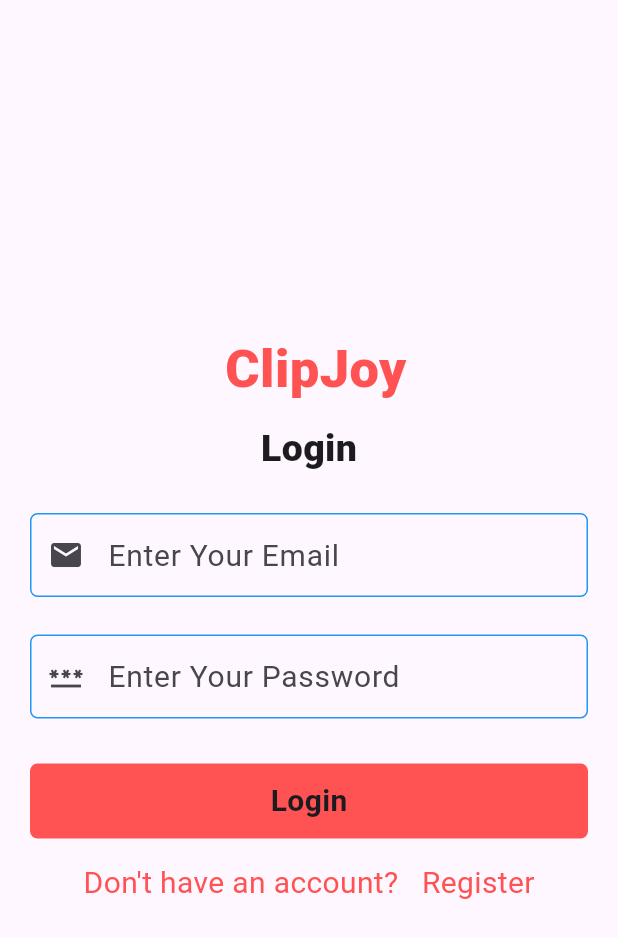
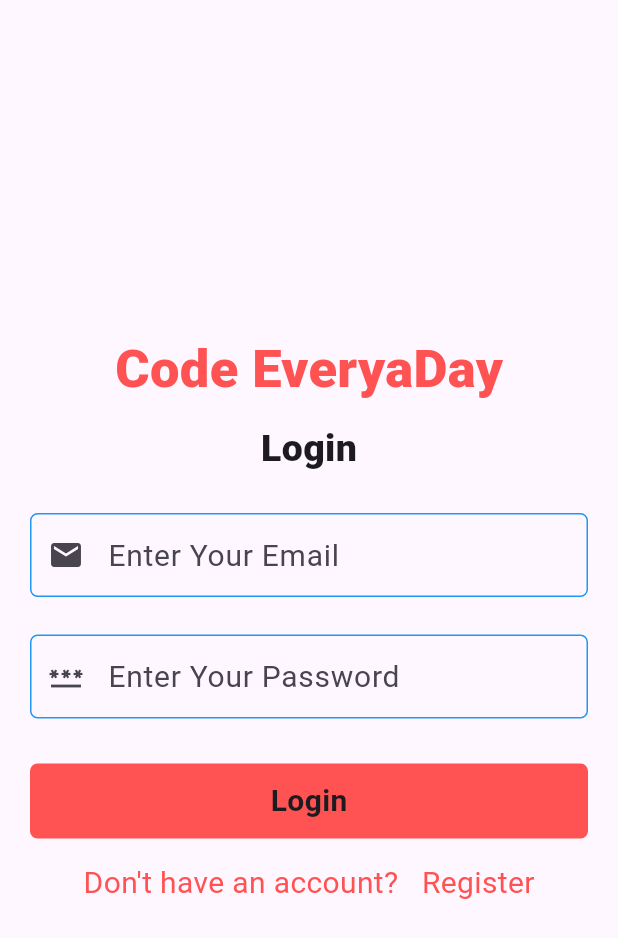
Before and after one commit to Jangle-Parth/Code-Everyday, a Flutter app: the screen it shows after launch, on a phone screen of 412 x 824 dp. Shown: the top 938 px of the screen. Run offline on Flutter 3.47's test engine with Material 3 defaults, Android fonts, the phone set to English and light mode, and no system bars; our stand-ins replace firebase_core; accounts and stored records are empty.

Commit message:
small change

```diff
--- a/lib/screens/auth/login.dart
+++ b/lib/screens/auth/login.dart
@@ -17,7 +17,7 @@ class LoginScreen extends StatelessWidget {
             mainAxisAlignment: MainAxisAlignment.center,
             children: [
               const Text(
-                ' ClipJoy',
+                'Code EveryaDay',
                 style: TextStyle(
                     fontSize: 35,
                     color: Colors.redAccent,
--- a/lib/screens/auth/signup.dart
+++ b/lib/screens/auth/signup.dart
@@ -18,7 +18,7 @@ class SignUpScreen extends StatelessWidget {
             mainAxisAlignment: MainAxisAlignment.center,
             children: [
               const Text(
-                ' ClipJoy',
+                ' Code EveryDay',
                 style: TextStyle(
                     fontSize: 35,
                     color: Colors.redAccent,
```
